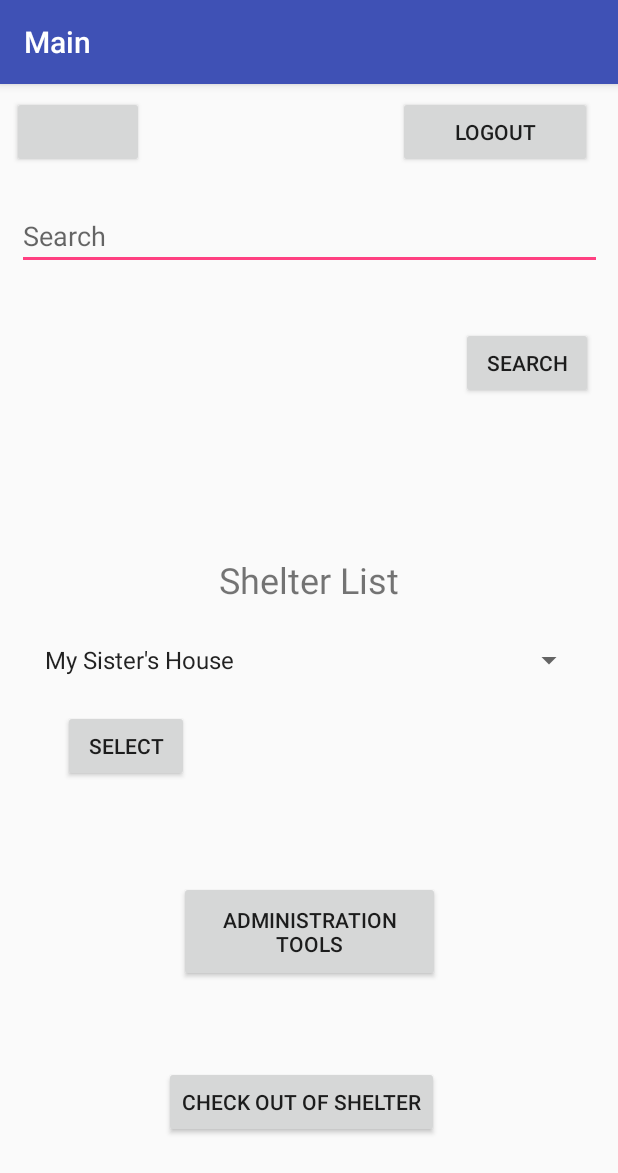
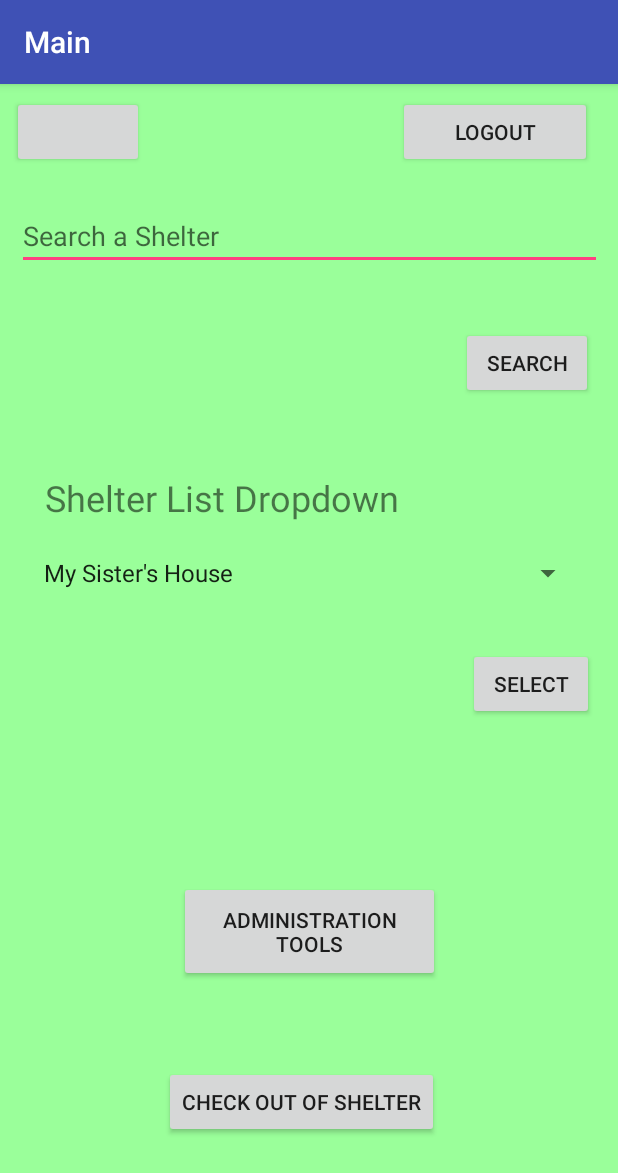
Before and after one commit to shott6/CS-2340-App, an Android app: the MainActivity screen opened directly, with no data from a screen before it, on a phone screen of 412 x 824 dp. Shown: the top 1173 px of the screen. Run offline under Robolectric (Android 15) with nearby library versions, the phone set to English and light mode, and no system bars; our stand-ins replace Firebase (no records; nobody signed in at launch, a user with empty details on screens opened directly); libraries missing offline, so code that uses them is left out: com.facebook.login; plain views replace LoginButton; 3 statements that could not run were skipped.

Commit message:
Fixed homeless person registration (no longer need an auth key)

```diff
--- a/app/src/main/java/com/team41/cardic/homelessshelterapp/controllers/RegisterActivity.java
+++ b/app/src/main/java/com/team41/cardic/homelessshelterapp/controllers/RegisterActivity.java
@@ -70,7 +70,7 @@ public class RegisterActivity extends AppCompatActivity {
                 Editable adminKeyEditable = madminKey.getText();
                 String adminKey = adminKeyEditable.toString();
 
-                if (adminKey != null) {
+                if (!adminKey.equals("")) {
                     if (adminKey.equals("8u42") && adminChecked) {
                         writeNewUser(firstName, lastName, username, password, email);
                     } else {
@@ -79,7 +79,7 @@ public class RegisterActivity extends AppCompatActivity {
                         + " re-enter the correct authentication key and make sure to check"
                         + " the Admin box.");
                     }
-                } else if ((adminKey == null) && adminChecked) {
+                } else if ((adminKey.equals("")) && adminChecked) {
                     madminKey.setError("Please enter an authentication key.");
                 } else {
                     writeNewUser(firstName, lastName, username, password, email);
--- a/app/src/main/res/layout/activity_login.xml
+++ b/app/src/main/res/layout/activity_login.xml
@@ -6,6 +6,7 @@
     android:layout_width="match_parent"
     android:layout_height="match_parent"
     android:gravity="center_horizontal"
+    android:background="#9AFF9A"
     tools:context="com.team41.cardic.homelessshelterapp.controllers.LoginActivity">
 
     <!-- Login progress -->
--- a/app/src/main/res/layout/activity_main.xml
+++ b/app/src/main/res/layout/activity_main.xml
@@ -4,6 +4,7 @@
     xmlns:tools="http://schemas.android.com/tools"
     android:layout_width="match_parent"
     android:layout_height="match_parent"
+    android:background="#9AFF9A"
     tools:context="com.team41.cardic.homelessshelterapp.controllers.MainActivity">
 
     <Button
@@ -33,8 +34,10 @@
         android:textColor="#FF0000"
         app:layout_constraintBottom_toBottomOf="parent"
         app:layout_constraintEnd_toEndOf="parent"
+        app:layout_constraintHorizontal_bias="0.481"
         app:layout_constraintStart_toStartOf="parent"
-        app:layout_constraintTop_toTopOf="parent" />
+        app:layout_constraintTop_toTopOf="parent"
+        app:layout_constraintVertical_bias="0.42" />
 
     <TextView
         android:id="@+id/textView2"
@@ -44,13 +47,14 @@
         android:layout_marginEnd="8dp"
         android:layout_marginStart="8dp"
         android:layout_marginTop="8dp"
-        android:text="Shelter List"
+        android:text="Shelter List Dropdown"
         android:textSize="24sp"
         app:layout_constraintBottom_toBottomOf="parent"
         app:layout_constraintEnd_toEndOf="parent"
+        app:layout_constraintHorizontal_bias="0.137"
         app:layout_constraintStart_toStartOf="parent"
         app:layout_constraintTop_toTopOf="parent"
-        app:layout_constraintVertical_bias="0.425" />
+        app:layout_constraintVertical_bias="0.349" />
 
     <Button
         android:id="@+id/selectButton"
@@ -63,10 +67,10 @@
         android:text="Select"
         app:layout_constraintBottom_toBottomOf="parent"
         app:layout_constraintEnd_toEndOf="parent"
-        app:layout_constraintHorizontal_bias="0.109"
+        app:layout_constraintHorizontal_bias="0.974"
         app:layout_constraintStart_toStartOf="parent"
         app:layout_constraintTop_toTopOf="parent"
-        app:layout_constraintVertical_bias="0.581" />
+        app:layout_constraintVertical_bias="0.523" />
 
     <EditText
         android:id="@+id/search_Bar"
@@ -77,7 +81,7 @@
         android:layout_marginStart="8dp"
         android:layout_marginTop="8dp"
         android:ems="10"
-        android:hint="Search"
+        android:hint="Search a Shelter"
         android:inputType="textPersonName"
         android:textAllCaps="true"
         app:layout_constraintBottom_toBottomOf="parent"
--- a/app/src/main/res/layout/activity_opening.xml
+++ b/app/src/main/res/layout/activity_opening.xml
@@ -4,6 +4,7 @@
     xmlns:tools="http://schemas.android.com/tools"
     android:layout_width="match_parent"
     android:layout_height="match_parent"
+    android:background="#9AFF9A"
     tools:context="com.team41.cardic.homelessshelterapp.controllers.OpeningActivity">
 
     <Button
--- a/app/src/main/res/layout/activity_register.xml
+++ b/app/src/main/res/layout/activity_register.xml
@@ -5,6 +5,7 @@
     android:layout_width="match_parent"
     android:layout_height="match_parent"
     android:gravity="center_horizontal"
+    android:background="#9AFF9A"
     tools:context="com.team41.cardic.homelessshelterapp.controllers.RegisterActivity">
 
     <!-- Login progress -->
```
